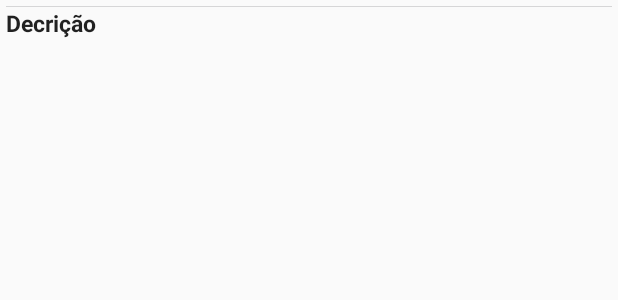
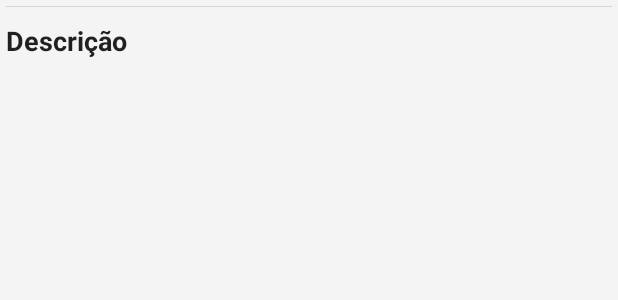
Before and after one commit to elihimas/movie-database-android, an Android app: the layout fragment_movie_details.xml on its own in the app's theme, with its tools: preview values and no code run, on a phone screen of 412 x 824 dp. Shown: the top 300 px of the screen. Run offline under Robolectric (Android 15) with nearby library versions, the phone set to English and light mode, and no system bars.

Commit message:
Added movie title to movie details screen Fixed some colors

```diff
--- a/app/src/main/AndroidManifest.xml
+++ b/app/src/main/AndroidManifest.xml
@@ -17,13 +17,13 @@
             android:theme="@style/AppTheme">
         <activity
                 android:name=".activities.MovieDetailsActivity"
-                android:label="@string/title_activity_movie_details"
+                android:label=""
                 android:theme="@style/AppTheme.NoActionBar">
         </activity>
         <activity
                 android:name=".activities.SearchActivity"
                 android:label=""
-                android:theme="@style/AppTheme.NoActionBar">
+                android:theme="@style/AppTheme.Search">
             <intent-filter>
                 <action android:name="android.intent.action.SEARCH"/>
             </intent-filter>
--- a/app/src/main/java/com/elihimas/moviedatabase/adapters/MoviesAdapter.kt
+++ b/app/src/main/java/com/elihimas/moviedatabase/adapters/MoviesAdapter.kt
@@ -21,7 +21,7 @@ class MoviesAdapter : PagedListAdapter<Movie, MovieViewHolder>(MoviesDiffCallbac
         val view = LayoutInflater.from(parent.context).inflate(R.layout.movie_item, parent, false)
         view.setOnClickListener {
             val movie = view.tag as Movie
-            MovieDetailsActivity.start(view.context, movie.id)
+            MovieDetailsActivity.start(view.context, movie.id, movie.title)
         }
 
         return MovieViewHolder(view, 5f, 30f)
--- a/app/src/main/res/layout/activity_movie_details.xml
+++ b/app/src/main/res/layout/activity_movie_details.xml
@@ -23,5 +23,4 @@
 
     <include layout="@layout/content_movie_details"/>
 
-
 </androidx.coordinatorlayout.widget.CoordinatorLayout>
--- a/app/src/main/res/layout/activity_search.xml
+++ b/app/src/main/res/layout/activity_search.xml
@@ -17,9 +17,8 @@
                 android:layout_width="match_parent"
                 android:layout_height="?attr/actionBarSize"
                 android:background="?attr/colorPrimary"
-
+                android:theme="@style/AppTheme.Search"
                 app:popupTheme="@style/AppTheme.PopupOverlay"/>
-
     </com.google.android.material.appbar.AppBarLayout>
 
     <fragment
--- a/app/src/main/res/values/colors.xml
+++ b/app/src/main/res/values/colors.xml
@@ -1,6 +1,10 @@
 <?xml version="1.0" encoding="utf-8"?>
 <resources>
-    <color name="colorPrimary">@android:color/holo_orange_light</color>
-    <color name="colorPrimaryDark">@android:color/holo_orange_dark</color>
+    <color name="colorPrimary">@android:color/holo_orange_dark</color>
+    <color name="colorPrimaryDark">#d56700</color>
     <color name="colorAccent">#ffdd00</color>
+
+    <color name="backgroundColor">#f4f4f4</color>
+
+    <color name="searchToolbarColorControlNormal">#808080</color>
 </resources>
--- a/app/src/main/res/values/strings.xml
+++ b/app/src/main/res/values/strings.xml
@@ -9,7 +9,5 @@
     <string name="tab_genre_drama">Drama</string>
     <string name="tab_genre_fantasy">Fantasia</string>
     <string name="tab_genre_fiction">Ficção</string>
-    <string name="title_activity_movie_details">MovieDetailsActivity</string>
-    <string name="action_settings">Settings</string>
-    <string name="description">Decrição</string>
+    <string name="description">Descrição</string>
 </resources>
--- a/app/src/main/res/values/styles.xml
+++ b/app/src/main/res/values/styles.xml
@@ -6,11 +6,7 @@
         <item name="colorPrimary">@color/colorPrimary</item>
         <item name="colorPrimaryDark">@color/colorPrimaryDark</item>
         <item name="colorAccent">@color/colorAccent</item>
-        <item name="searchViewStyle">@style/SearchView</item>
-    </style>
-
-    <style name="SearchView" parent="Widget.AppCompat.Light.SearchView">
-        <item name="searchHintIcon">@null</item>
+        <item name="android:windowBackground">@color/backgroundColor</item>
     </style>
 
     <style name="AppTheme.NoActionBar">
@@ -18,14 +14,31 @@
         <item name="windowNoTitle">true</item>
     </style>
 
+    <style name="AppTheme.Search">
+        <item name="windowActionBar">false</item>
+        <item name="windowNoTitle">true</item>
+
+        <item name="colorPrimary">@android:color/white</item>
+        <item name="colorPrimaryDark">@color/colorPrimaryDark</item>
+        <item name="colorAccent">#0dd</item>
+
+        <item name="colorControlNormal">@color/searchToolbarColorControlNormal</item>
+
+        <item name="searchViewStyle">@style/SearchView</item>
+    </style>
+
     <style name="AppTheme.AppBarOverlay" parent="ThemeOverlay.AppCompat.Dark.ActionBar"/>
+
+    <style name="SearchView" parent="Widget.AppCompat.Light.SearchView">
+        <item name="searchHintIcon">@null</item>
+    </style>
 
     <style name="AppTheme.PopupOverlay" parent="ThemeOverlay.AppCompat.Light"/>
 
     <style name="MovieTitle" parent="@android:style/TextAppearance">
         <item name="android:layout_width">wrap_content</item>
         <item name="android:layout_height">wrap_content</item>
-        <item name="android:textSize">12sp</item>
+        <item name="android:textSize">14sp</item>
         <item name="android:paddingStart">12dp</item>
         <item name="android:paddingTop">8dp</item>
         <item name="android:paddingBottom">14dp</item>
@@ -36,7 +49,10 @@
     <style name="HeaderText" parent="@android:style/TextAppearance">
         <item name="android:layout_width">wrap_content</item>
         <item name="android:layout_height">wrap_content</item>
-        <item name="android:textSize">15sp</item>
+        <item name="android:textSize">18sp</item>
         <item name="android:textStyle">bold</item>
+
+        <item name="android:paddingTop">10dp</item>
+        <item name="android:paddingBottom">10dp</item>
     </style>
 </resources>
```
Also changed, not shown: app/src/main/java/com/elihimas/moviedatabase/activities/MovieDetailsActivity.kt (+19 -5 lines), app/src/main/java/com/elihimas/moviedatabase/activities/SearchActivity.kt (+3 -4 lines).
